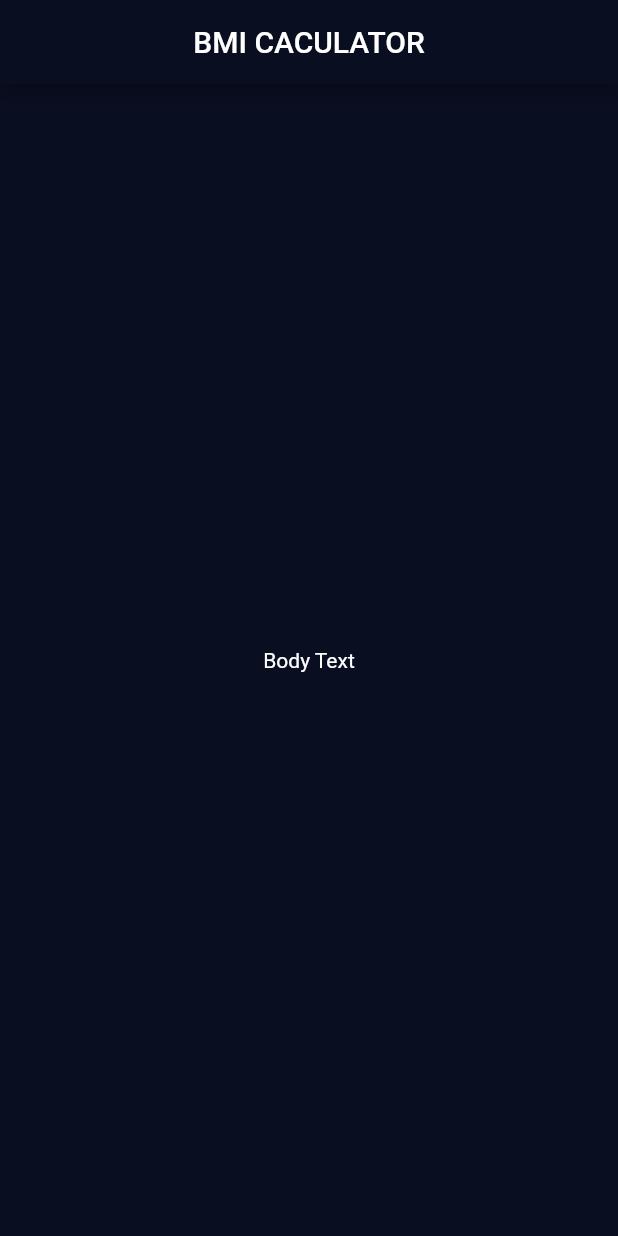
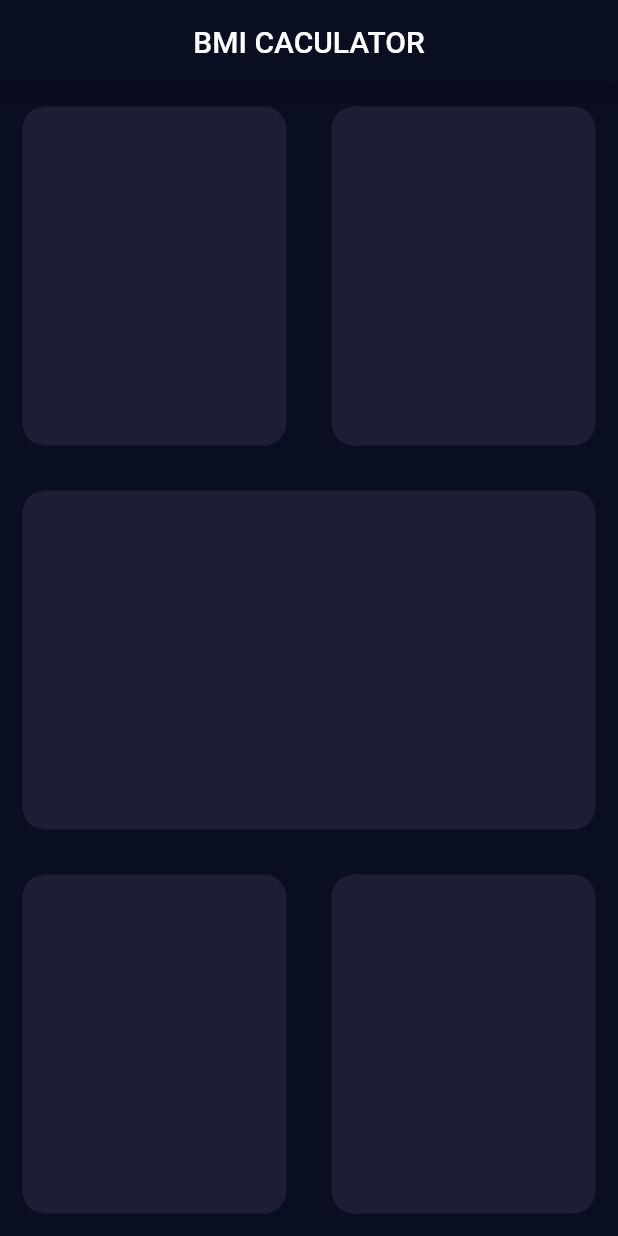
Before and after one commit to MahmoudAboHebil/bmi_calculator_app_flutter, a Flutter app: the screen it shows after launch, on a phone screen of 412 x 824 dp. Run offline on Flutter 3.47's test engine with Material 2 defaults, Android fonts, the phone set to English and light mode, and no system bars.

Commit message:
Creating the ReusableCard Widget in input_page.dart

```diff
--- a/lib/input_page.dart
+++ b/lib/input_page.dart
@@ -12,9 +12,40 @@ class _InputPageState extends State<InputPage> {
       appBar: AppBar(
         title: Center(child: Text('BMI CACULATOR')),
       ),
-      body: Center(
-        child: Text('Body Text'),
+      body: Column(
+        children: [
+          Expanded(
+            child: Row(
+              children: [
+                Expanded(child: ReusebleCard()),
+                Expanded(child: ReusebleCard()),
+              ],
+            ),
+          ),
+          Expanded(child: ReusebleCard()),
+          Expanded(
+            child: Row(
+              children: [
+                Expanded(child: ReusebleCard()),
+                Expanded(child: ReusebleCard()),
+              ],
+            ),
+          )
+        ],
       ),
     );
   }
 }
+
+class ReusebleCard extends StatelessWidget {
+  @override
+  Widget build(BuildContext context) {
+    return Container(
+      decoration: BoxDecoration(
+        color: Color(0xff1d1e33),
+        borderRadius: BorderRadius.circular(15),
+      ),
+      margin: EdgeInsets.all(15),
+    );
+  }
+}
--- a/lib/main.dart
+++ b/lib/main.dart
@@ -6,6 +6,8 @@ void main() {
 }
 
 class BMICalculator extends StatelessWidget {
+  const BMICalculator({super.key});
+
   @override
   Widget build(BuildContext context) {
     return MaterialApp(
--- a/pubspec.yaml
+++ b/pubspec.yaml
@@ -11,7 +11,7 @@ publish_to: 'none' # Remove this line if you wish to publish to pub.dev
 # build by specifying --build-name and --build-number, respectively.
 # In Android, build-name is used as versionName while build-number used as versionCode.
 # Read more about Android versioning at https://developer.android.com/studio/publish/versioning
-# In iOS, build-name is used as CFBundleShortVersionString while build-number is used as CFBundleVersion.
+# In iOS, build-name is used as CFBundleShortVersionString while build-number is used as CFBundrm -rf ~/.gradle/caches/transforms-*leVersion.
 # Read more about iOS versioning at
 # https://developer.apple.com/library/archive/documentation/General/Reference/InfoPlistKeyReference/Articles/CoreFoundationKeys.html
 # In Windows, build-name is used as the major, minor, and patch parts
```
Also changed, not shown: 2 other files.
